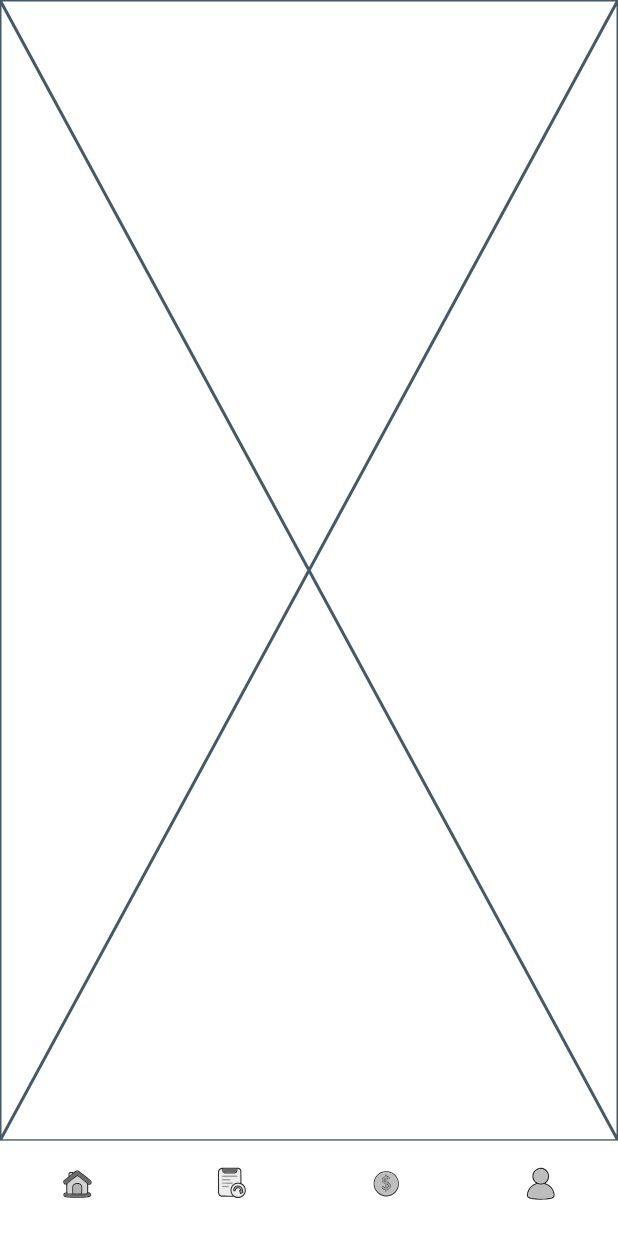
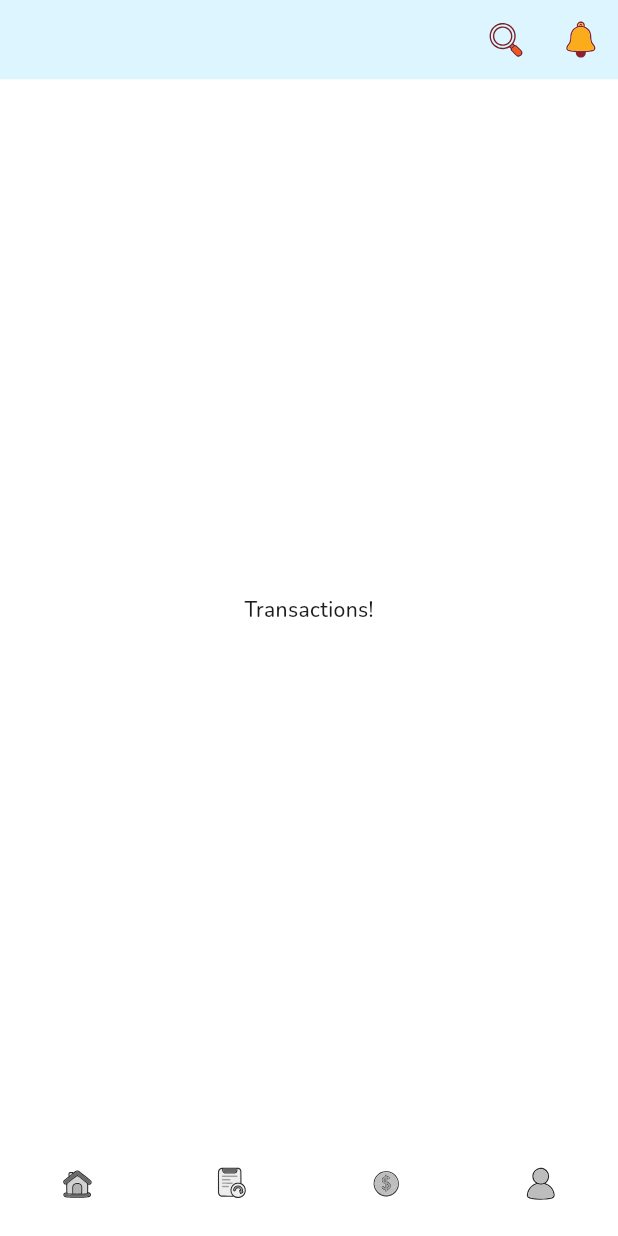
Before and after one commit to hungbui1204/walleto, a Flutter app: the MainView screen opened by its route, item 2 of the bottom bar chosen, on a phone screen of 412 x 824 dp. Run offline on Flutter 3.47's test engine with Material 3 defaults, Android fonts, the phone set to English and light mode, and no system bars; our stand-ins replace auto_route, connectivity_plus, cookie_jar, dartx, device_info_plus, dio and 12 more; missing offline and left inert: media_scanner; accounts and stored records are empty; generated files the repository leaves out were written again; statements that could not run were skipped.

Commit message:
feat: Add common appbar, some app svg icon

```diff
--- a/lib/ui/app/bloc/app_state.dart
+++ b/lib/ui/app/bloc/app_state.dart
@@ -1,8 +1,8 @@
 part of 'app_bloc.dart';
 
 @freezed
-class AppState extends BaseBlocState with _$AppState {
+sealed class AppState extends BaseBlocState with _$AppState {
   const AppState._();
 
-  const factory AppState() = _AppState;
+  const factory AppState({@Default(0) int totalBalance}) = _AppState;
 }
--- a/lib/ui/ui.dart
+++ b/lib/ui/ui.dart
@@ -27,6 +27,7 @@ export 'views/home/home_view.dart';
 export 'views/main/bloc/main_bloc.dart';
 export 'views/main/main_view.dart';
 export 'views/transactions/transactions_view.dart';
+export 'widgets/common_app_bar.dart';
 export 'widgets/common_button.dart';
 export 'widgets/common_container.dart';
 export 'widgets/common_text_field.dart';
--- a/lib/ui/views/budgets/budgets_view.dart
+++ b/lib/ui/views/budgets/budgets_view.dart
@@ -1,5 +1,6 @@
 import 'package:auto_route/auto_route.dart';
 import 'package:flutter/material.dart';
+import 'package:walleto/ui/ui.dart';
 
 @RoutePage()
 class BudgetsView extends StatefulWidget {
@@ -12,6 +13,6 @@ class BudgetsView extends StatefulWidget {
 class _BudgetsViewState extends State<BudgetsView> {
   @override
   Widget build(BuildContext context) {
-    return const Placeholder();
+    return Scaffold(appBar: CommonAppBar(), body: Center(child: Text('Budgets!')));
   }
 }
--- a/lib/ui/views/home/home_view.dart
+++ b/lib/ui/views/home/home_view.dart
@@ -1,5 +1,6 @@
 import 'package:auto_route/auto_route.dart';
 import 'package:flutter/material.dart';
+import 'package:walleto/ui/ui.dart';
 
 @RoutePage()
 class HomeView extends StatefulWidget {
@@ -12,9 +13,6 @@ class HomeView extends StatefulWidget {
 class _HomeViewState extends State<HomeView> {
   @override
   Widget build(BuildContext context) {
-    return Scaffold(
-      appBar: AppBar(title: Text('Home')),
-      body: Center(child: Text('Welcome to the Home View!')),
-    );
+    return Scaffold(appBar: CommonAppBar(), body: Center(child: Text('Welcome to the Home View!')));
   }
 }
--- a/lib/ui/views/main/main_view.dart
+++ b/lib/ui/views/main/main_view.dart
@@ -40,6 +40,10 @@ class _MainViewState extends BasePageState<MainView, MainBloc> {
             },
             items:
                 BottomTab.values.map((tab) {
+                  if (tab.index == 2) {
+                    // TODO: Add the plus icon to add a new transaction
+                  }
+
                   return BottomNavigationBarItem(
                     label: tab.title,
                     icon: tab.icon(),
--- a/lib/ui/views/transactions/transactions_view.dart
+++ b/lib/ui/views/transactions/transactions_view.dart
@@ -1,5 +1,6 @@
 import 'package:auto_route/auto_route.dart';
 import 'package:flutter/material.dart';
+import 'package:walleto/ui/ui.dart';
 
 @RoutePage()
 class TransactionsView extends StatefulWidget {
@@ -12,6 +13,6 @@ class TransactionsView extends StatefulWidget {
 class _TransactionsViewState extends State<TransactionsView> {
   @override
   Widget build(BuildContext context) {
-    return const Placeholder();
+    return Scaffold(appBar: CommonAppBar(), body: Center(child: Text('Transactions!')));
   }
 }
--- /dev/null
+++ b/lib/ui/widgets/common_app_bar.dart
@@ -0,0 +1,27 @@
+import 'package:flutter/material.dart';
+import 'package:walleto/resources/resources.dart';
+
+class CommonAppBar extends StatefulWidget implements PreferredSizeWidget {
+  const CommonAppBar({super.key});
+
+  @override
+  State<CommonAppBar> createState() => _CommonAppBarState();
+
+  @override
+  Size get preferredSize => Size.fromHeight(Dimens.d50.responsive());
+}
+
+class _CommonAppBarState extends State<CommonAppBar> {
+  @override
+  Widget build(BuildContext context) {
+    return AppBar(
+      backgroundColor: primaryShade1Color,
+      actions: [
+        Assets.icons.search.svg(width: Dimens.d28.responsive(), height: Dimens.d28.responsive()),
+        const SizedBox(width: Dimens.d20),
+        Assets.icons.notice.svg(width: Dimens.d28.responsive(), height: Dimens.d28.responsive()),
+        const SizedBox(width: Dimens.d10),
+      ],
+    );
+  }
+}
```
Also changed, not shown: lib/ui/views/account/account_view.dart (+7 -4 lines), assets/icons/notice.svg (added), assets/icons/plus.svg (added), assets/icons/search.svg (added).
